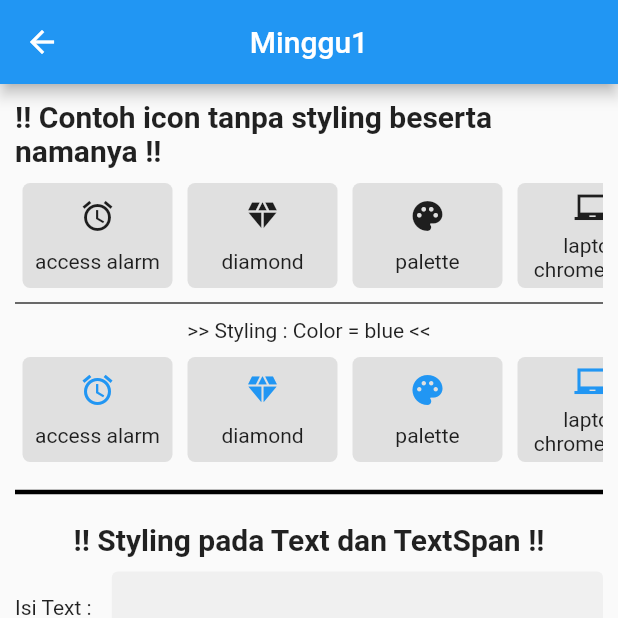
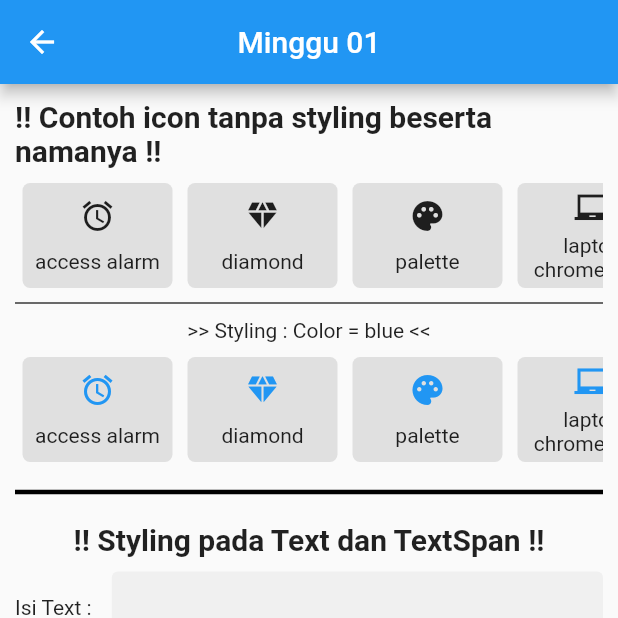
Before and after one commit to letman16/tugas_project_mobile_front_end, a Flutter app: the screen it shows after launch, after a tap on "Pengenalan Flutter", on a phone screen of 412 x 824 dp, the top half of it. Run offline on Flutter 3.47's test engine with Material 2 defaults, Android fonts, the phone set to English and light mode, and no system bars; missing offline and left inert: dart:js_util; network calls fail.

Commit message:
finalisasi part 1

```diff
--- a/lib/main.dart
+++ b/lib/main.dart
@@ -1,18 +1,22 @@
 import 'package:flutter/material.dart';
 import 'package:provider/provider.dart';
-import 'package:tugas_kelompok/Test_minggu04/minggu04.dart';
-import 'package:tugas_kelompok/blank_screen.dart';
+// import 'package:tugas_kelompok/blank_screen.dart';
 
+import 'package:tugas_kelompok/minggu01/minggu01.dart';
 import 'package:tugas_kelompok/minggu02/minggu02.dart';
 import 'package:tugas_kelompok/minggu03/minggu03.dart';
+
+import 'package:tugas_kelompok/minggu04/minggu04.dart';
+import 'package:tugas_kelompok/minggu04/minggu04_provider.dart';
+
 import 'package:tugas_kelompok/minggu05/minggu05.dart';
+import 'package:tugas_kelompok/minggu05/minggu05_provider.dart';
+
 import 'package:tugas_kelompok/minggu06/minggu06.dart';
 import 'package:tugas_kelompok/minggu06/minggu06_provider.dart';
-import 'package:tugas_kelompok/minggu05/minggu05_provider.dart';
+
 import 'package:tugas_kelompok/minggu07/minggu07.dart';
-import 'Test_minggu04/minggu04_provider.dart';
-import 'minggu07/minggu07_provider.dart';
-import 'minggu01/minggu01.dart';
+import 'package:tugas_kelompok/minggu07/minggu07_provider.dart';
 
 void main() {
   runApp(MultiProvider(providers: [
@@ -194,7 +198,9 @@ class TableTugasKelompok extends StatelessWidget {
                         Text("Anggota Kelompok:"),
                         SizedBox(height: 5),
                         Text("1. 211110217 Jikky"),
-                        Text("2. 211111578 Lukman Hakim")
+                        Text("2. 211111578 Lukman Hakim"),
+                        Text("3. 211112299 Bobby Boris Febrian Bakara"),
+                        Text("4. 211112562 M. Aulia Kahfim")
                       ]),
                 )
               ],
--- a/lib/minggu01/minggu01.dart
+++ b/lib/minggu01/minggu01.dart
@@ -23,7 +23,7 @@ class _Minggu01State extends State<Minggu01> {
     return Scaffold(
       appBar: AppBar(
         title: const Text(
-          "Minggu1",
+          "Minggu 01",
         ),
         centerTitle: true,
       ),
--- a/lib/Test_minggu04/historypage.dart
+++ b/lib/minggu04/historypage.dart
@@ -2,7 +2,7 @@ import 'package:flutter/material.dart';
 import 'package:flutter/src/widgets/framework.dart';
 import 'package:flutter/src/widgets/placeholder.dart';
 import 'package:provider/provider.dart';
-import 'package:tugas_kelompok/Test_minggu04/minggu04_provider.dart';
+import 'package:tugas_kelompok/minggu04/minggu04_provider.dart';
 
 class HistoryPage extends StatefulWidget {
   const HistoryPage({super.key});
--- a/lib/minggu05/minggu05.dart
+++ b/lib/minggu05/minggu05.dart
@@ -17,7 +17,7 @@ class _Minggu5State extends State<Minggu5> {
     return Scaffold(
       appBar: AppBar(
         title: const Text(
-          "Minggu 5",
+          "Minggu 05",
         ),
         centerTitle: true,
       ),
```
Also changed, not shown: lib/minggu04/minggu04.dart (renamed from lib/Test_minggu04/minggu04.dart, +14 -12 lines), lib/minggu07/minggu07.dart (+17 -16 lines), lib/minggu04/minggu04_provider.dart (renamed from lib/Test_minggu04/minggu04_provider.dart).
